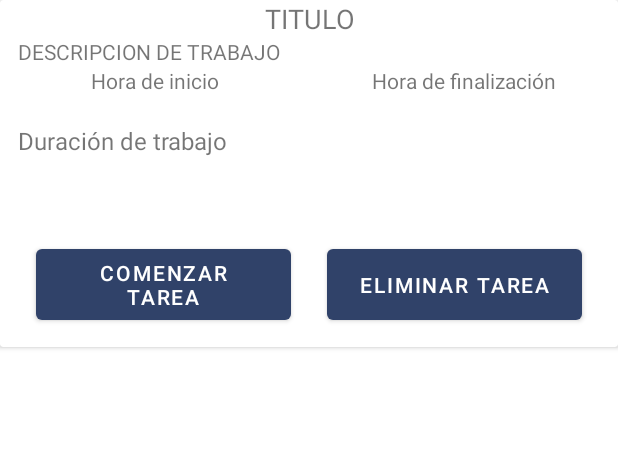
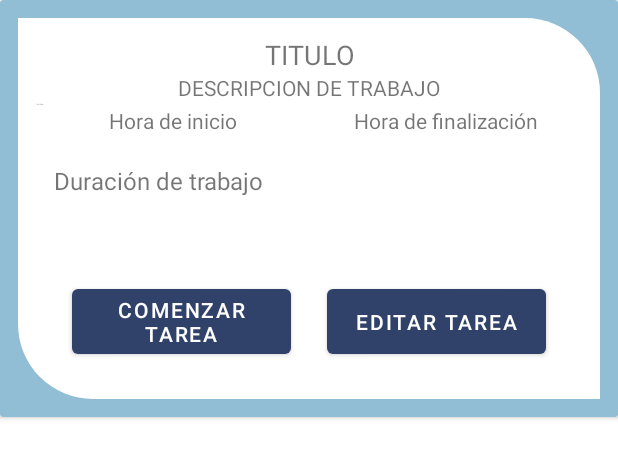
Before and after one commit to Kenie4r/Dont_Forget_app, an Android app: the layout cardview.xml on its own in the app's theme, with its tools: preview values and no code run, on a phone screen of 412 x 824 dp. Shown: the top 458 px of the screen. Run offline under Robolectric (Android 15) with nearby library versions, the phone set to English and light mode, and no system bars; Roboto replaces fonts that are not available here.

Commit message:
Tareas: ya conectado con base de datos

```diff
--- a/app/build.gradle
+++ b/app/build.gradle
@@ -32,6 +32,9 @@ android {
     kotlinOptions {
         jvmTarget = '1.8'
     }
+    buildFeatures{
+        viewBinding  = true
+    }
 }
 
 dependencies {
--- a/app/src/main/java/com/cod3hn/dontforget/crearTareas.kt
+++ b/app/src/main/java/com/cod3hn/dontforget/crearTareas.kt
@@ -45,8 +45,9 @@ class crearTareas : AppCompatActivity() {
         btnDashBoard.setOnClickListener{
             var intent = Intent( this, dashBoard::class.java)
             startActivity(intent)
-            this.onStop()
+            this.finish()
         }
+
     }
 
     fun click(view: View){
--- a/app/src/main/java/com/cod3hn/dontforget/db/DbHelper.kt
+++ b/app/src/main/java/com/cod3hn/dontforget/db/DbHelper.kt
@@ -102,12 +102,11 @@ class DbHelper(val context: Context ):SQLiteOpenHelper(context, NOMBRE_BASE_DATO
                 tarea.Titulo = result.getString(1)
                 tarea.Descripcion = result.getString(2)
                 tarea.HoraInicio   =result.getString(3)
-                tarea.HoraFin = result.getString(4)
+                tarea.HoraFin = result.getString( 4)
                 tarea.FechaInicio = result.getString(5)
                 tarea.FechaFinal = result.getString(6)
                 tarea.repeticion = result.getString(7)
                 tarea.Completado = result.getString(8)
-
 
                 list.add(tarea)
 
--- a/app/src/main/res/layout/activity_dash_board.xml
+++ b/app/src/main/res/layout/activity_dash_board.xml
@@ -65,7 +65,7 @@
             app:srcCompat="@android:drawable/ic_menu_recent_history" />
 
         <ImageButton
-            android:id="@+id/imageButton3"
+            android:id="@+id/btnTareas"
             android:layout_width="match_parent"
             android:layout_height="match_parent"
             android:layout_weight="1"
@@ -74,7 +74,7 @@
             app:srcCompat="@android:drawable/ic_menu_add" />
 
         <ImageButton
-            android:id="@+id/imageButton2"
+            android:id="@+id/menu"
             android:layout_width="match_parent"
             android:layout_height="match_parent"
             android:layout_weight="1"
--- a/app/src/main/res/layout/cardview.xml
+++ b/app/src/main/res/layout/cardview.xml
@@ -4,21 +4,24 @@
     android:id="@+id/card_view"
     android:layout_width="match_parent"
     android:layout_height="wrap_content"
-    android:background="@drawable/notify"
+    android:background="@color/LightBlue"
 
-    android:backgroundTint="#FFFFFF"
+    android:backgroundTint="@color/LightBlue"
     android:padding="12dp">
 
     <androidx.constraintlayout.widget.ConstraintLayout
         android:id="@+id/layout"
-        android:layout_width="match_parent"
+        android:layout_width="wrap_content"
 
 
-        android:layout_height="wrap_content">
+        android:layout_height="wrap_content"
+        android:layout_margin="12sp"
+        android:background="@drawable/notify">
 
         <LinearLayout
             android:layout_width="match_parent"
             android:layout_height="match_parent"
+            android:layout_margin="12sp"
             android:orientation="vertical"
             app:layout_constraintBottom_toBottomOf="parent"
             app:layout_constraintEnd_toEndOf="parent"
@@ -40,8 +43,15 @@
                 android:paddingLeft="12sp"
                 android:paddingRight="12sp"
                 android:text="DESCRIPCION DE TRABAJO"
-                android:textAlignment="textStart"
+                android:textAlignment="center"
                 android:textSize="14sp" />
+
+            <TextView
+                android:id="@+id/tvID"
+                android:layout_width="match_parent"
+                android:layout_height="wrap_content"
+                android:text="TextView"
+                android:textSize="1sp" />
 
             <LinearLayout
                 android:layout_width="match_parent"
@@ -123,7 +133,7 @@
                     android:layout_marginLeft="12sp"
                     android:layout_marginRight="12sp"
                     android:layout_weight="1"
-                    android:text="Eliminar tarea"
+                    android:text="EDITAR TAREA"
                     android:textColor="@color/white" />
             </LinearLayout>
         </LinearLayout>
```
Also changed, not shown: app/src/main/java/com/cod3hn/dontforget/class/adapter_card_view.kt (+47 -15 lines), app/src/main/java/com/cod3hn/dontforget/tareas.kt (+60 -9 lines), app/src/main/res/layout/activity_tareas.xml (+15 -18 lines).
